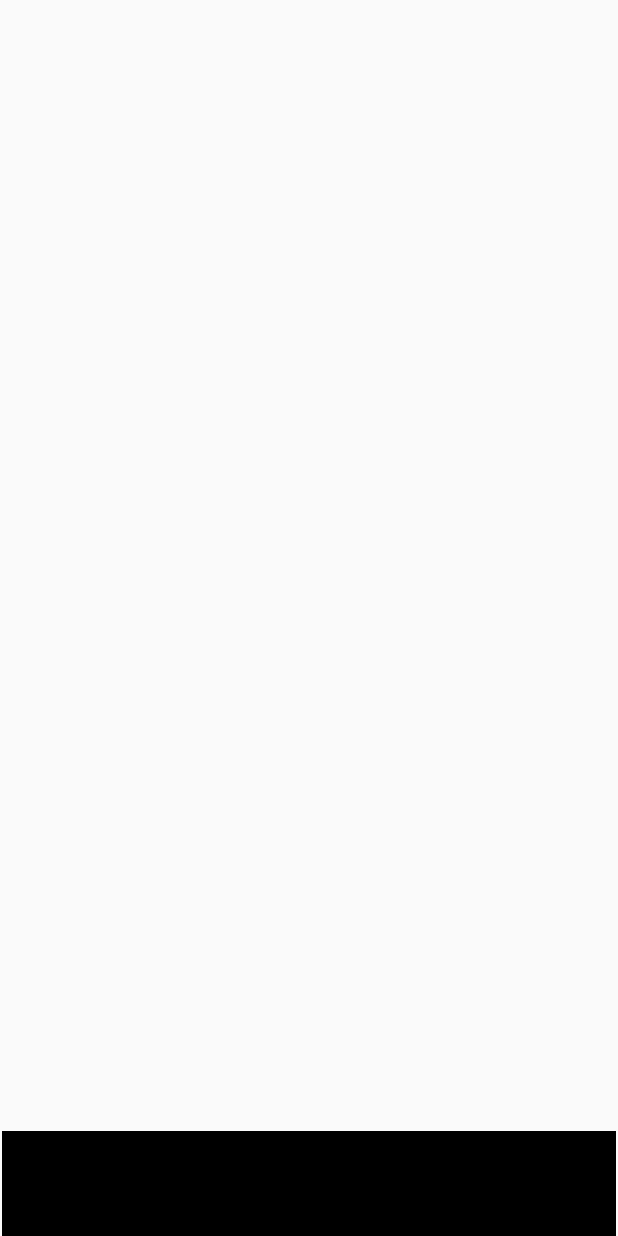
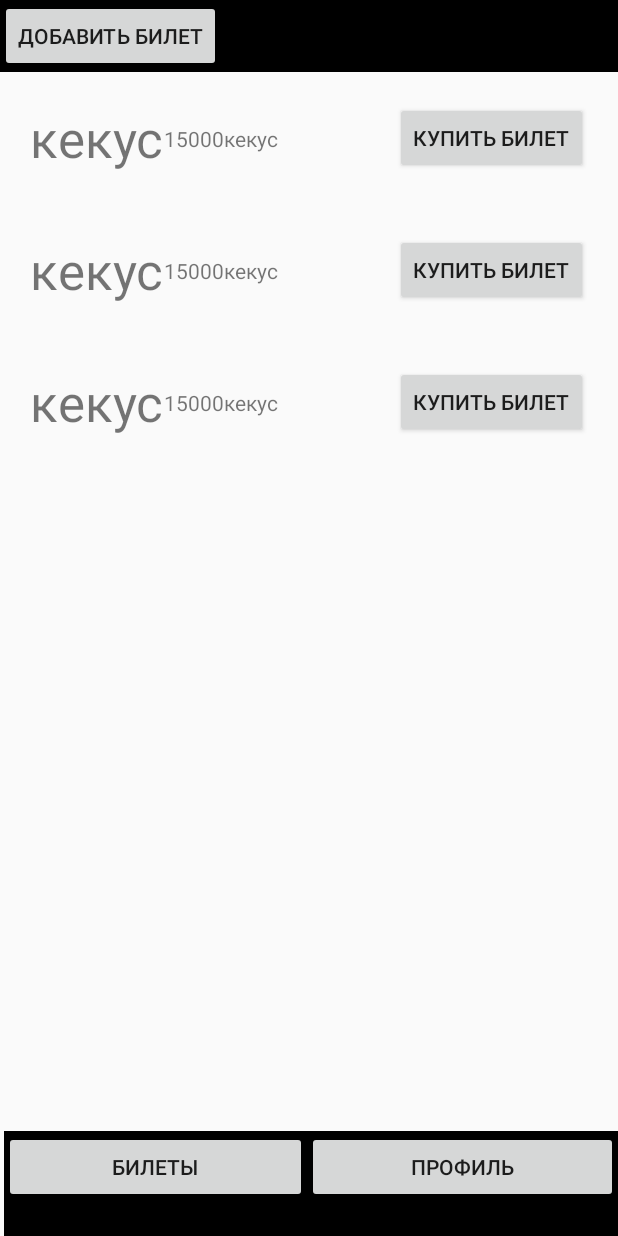
Before and after one commit to farhod849/Nah-i-d-win, an Android app: the layout fragment_main_menu.xml on its own in the app's theme, with its tools: preview values and no code run, on a phone screen of 412 x 824 dp. Run offline under Robolectric (Android 15) with nearby library versions, the phone set to English and light mode, and no system bars.

Commit message:
Commint1
kekus1

```diff
--- a/app/build.gradle.kts
+++ b/app/build.gradle.kts
@@ -54,4 +54,8 @@ dependencies {
     androidTestImplementation("androidx.test.espresso:espresso-core:3.5.1")
     implementation(platform("com.google.firebase:firebase-bom:32.8.1"))
     implementation("com.google.firebase:firebase-analytics")
+    implementation("androidx.lifecycle:lifecycle-viewmodel-ktx:2.7.0")
+    implementation("androidx.lifecycle:lifecycle-livedata-ktx:2.7.0")
+    implementation("com.google.code.gson:gson:2.10.1")
+
 }
--- a/app/src/main/java/com/example/bus_app_e/fragments/FragmentRegister.kt
+++ b/app/src/main/java/com/example/bus_app_e/fragments/FragmentRegister.kt
@@ -43,7 +43,7 @@ class FragmentRegister : Fragment() {
                             };
                         };
                             Toast.makeText(context, "Регистрация прошла успешно", Toast.LENGTH_SHORT).show();
-                            it.findNavController().navigate(R.id.action_fragmentRegister_to_fragmentLogin)
+                            it.findNavController().popBackStack();
                         }
                     }
             }
--- a/app/src/main/res/drawable/profile.xml
+++ b/app/src/main/res/drawable/profile.xml
@@ -10,7 +10,7 @@
         android:scaleX="0.100000"
         android:scaleY="-0.100000">
         <path
-            android:fillColor="?txtColor"
+            android:fillColor="?bgcolor"
             android:strokeWidth="1"
             android:pathData="M345 1961 c-42 -18 -59 -50 -63 -120 -4 -74 12 -122 47 -141 11 -5 54 -10 96 -10 71 0 79 2 106 29 27 27 29 35 29 106 0 87 -8 108 -50 130 -31 16 -131 19 -165 6z" />
         <path
--- a/app/src/main/res/layout/fragment_main_menu.xml
+++ b/app/src/main/res/layout/fragment_main_menu.xml
@@ -8,11 +8,57 @@
 
 
     <LinearLayout
-        app:layout_constraintBottom_toBottomOf="parent"
-        app:layout_constraintLeft_toLeftOf="parent"
-        app:layout_constraintRight_toRightOf="parent"
-        android:background="@color/black"
+        android:id="@+id/linear1"
         android:layout_width="409dp"
         android:layout_height="70dp"
-        android:orientation="horizontal"/>
+        android:background="@color/black"
+        android:orientation="horizontal"
+        app:layout_constraintBottom_toBottomOf="parent"
+        app:layout_constraintHorizontal_bias="1.0"
+        app:layout_constraintLeft_toLeftOf="parent"
+        app:layout_constraintRight_toRightOf="parent">
+
+        <Button
+            android:id="@+id/TicketsBTN"
+            android:layout_width="wrap_content"
+            android:layout_height="wrap_content"
+            android:layout_weight="1"
+            android:text="Билеты" />
+
+        <Button
+            android:id="@+id/ProfileBTN"
+            android:layout_width="wrap_content"
+            android:layout_height="wrap_content"
+            android:layout_weight="1"
+            android:text="Профиль" />
+    </LinearLayout>
+
+    <LinearLayout
+        android:id="@+id/linear2"
+        app:layout_constraintStart_toStartOf="parent"
+        app:layout_constraintEnd_toEndOf="parent"
+        app:layout_constraintTop_toTopOf="parent"
+        android:background="@color/black"
+        android:layout_width="match_parent"
+        android:layout_height="wrap_content"
+        android:orientation="horizontal">
+        <Button
+            android:id="@+id/addticketbtn"
+            android:layout_width="wrap_content"
+            android:layout_height="wrap_content"
+            android:text="Добавить билет"/>
+    </LinearLayout>
+
+    <androidx.recyclerview.widget.RecyclerView
+        android:id="@+id/recyclertickets"
+        android:layout_width="match_parent"
+        android:layout_height="0dp"
+        app:layoutManager="androidx.recyclerview.widget.LinearLayoutManager"
+        app:layout_constraintBottom_toTopOf="@id/linear1"
+        app:layout_constraintEnd_toEndOf="parent"
+        app:layout_constraintStart_toStartOf="parent"
+        app:layout_constraintTop_toBottomOf="@id/linear2"
+        tools:listitem="@layout/ticketlayout" />
+
+
 </androidx.constraintlayout.widget.ConstraintLayout>
--- /dev/null
+++ b/app/src/main/res/layout/ticketlayout.xml
@@ -0,0 +1,54 @@
+<?xml version="1.0" encoding="utf-8"?>
+<androidx.constraintlayout.widget.ConstraintLayout xmlns:android="http://schemas.android.com/apk/res/android"
+    xmlns:tools="http://schemas.android.com/tools"
+    android:layout_width="match_parent"
+    android:layout_height="wrap_content"
+    android:padding="20dp"
+    xmlns:app="http://schemas.android.com/apk/res-auto">
+
+    <Button
+        android:id="@+id/BuyTicket"
+        android:layout_width="wrap_content"
+        android:layout_height="wrap_content"
+        android:text="Купить билет"
+        app:layout_constraintRight_toRightOf="parent"
+        app:layout_constraintEnd_toEndOf="parent"
+        app:layout_constraintTop_toTopOf="parent"
+        app:layout_constraintBottom_toBottomOf="parent"
+        tools:layout_editor_absoluteX="259dp"
+        tools:layout_editor_absoluteY="138dp" />
+
+    <TextView
+        app:layout_constraintStart_toStartOf="parent"
+        app:layout_constraintTop_toTopOf="parent"
+        app:layout_constraintBottom_toBottomOf="parent"
+        android:id="@+id/NameTicket"
+        android:layout_width="wrap_content"
+        android:layout_height="wrap_content"
+        android:text="кекус"
+        android:textSize="34dp"
+        tools:layout_editor_absoluteX="39dp"
+        tools:layout_editor_absoluteY="137dp" />
+
+    <TextView
+        app:layout_constraintStart_toEndOf="@id/NameTicket"
+        app:layout_constraintTop_toTopOf="parent"
+        app:layout_constraintBottom_toBottomOf="parent"
+        android:id="@+id/PriceTicket"
+        android:layout_width="wrap_content"
+        android:layout_height="wrap_content"
+        android:text="15000"
+        tools:layout_editor_absoluteX="117dp"
+        tools:layout_editor_absoluteY="38dp" />
+
+    <TextView
+        app:layout_constraintStart_toEndOf="@id/PriceTicket"
+        app:layout_constraintTop_toTopOf="parent"
+        app:layout_constraintBottom_toBottomOf="parent"
+        android:id="@+id/DateTicket"
+        android:layout_width="wrap_content"
+        android:layout_height="wrap_content"
+        android:text="кекус"
+        tools:layout_editor_absoluteX="209dp"
+        tools:layout_editor_absoluteY="55dp" />
+</androidx.constraintlayout.widget.ConstraintLayout>
--- a/app/src/main/res/values-night/themes.xml
+++ b/app/src/main/res/values-night/themes.xml
@@ -2,6 +2,6 @@
     <!-- Base application theme. -->
     <style name="Base.Theme.Bus_App_e" parent="Theme.AppCompat.DayNight.NoActionBar">
         <item name="txtColor"> @color/white</item>
-        <item name="bgcolor"> @color/gray</item>
+        <item name="bgcolor"> @color/white</item>
     </style>
 </resources>
```
Also changed, not shown: app/src/main/java/com/example/bus_app_e/fragments/FragmentCreateTicket.kt (added, +39 -0 lines), app/src/main/java/com/example/bus_app_e/fragments/FragmentMainMenu.kt (+30 -41 lines), app/src/main/java/com/example/bus_app_e/fragments/FragmentProfile.kt (+18 -2 lines), app/src/main/java/com/example/bus_app_e/misc/MemoryManager.kt (added, +26 -0 lines), app/src/main/java/com/example/bus_app_e/misc/Ticket.kt (added, +9 -0 lines), app/src/main/java/com/example/bus_app_e/misc/TicketAdapter.kt (added, +57 -0 lines), app/src/main/java/com/example/bus_app_e/misc/TicketRepository.kt (added, +45 -0 lines), app/src/main/res/layout/fragment_create_ticket.xml (added, +52 -0 lines), app/src/main/res/layout/fragment_profile.xml (+47 -6 lines), app/src/main/res/navigation/nav_graph.xml (+11 -13 lines).
